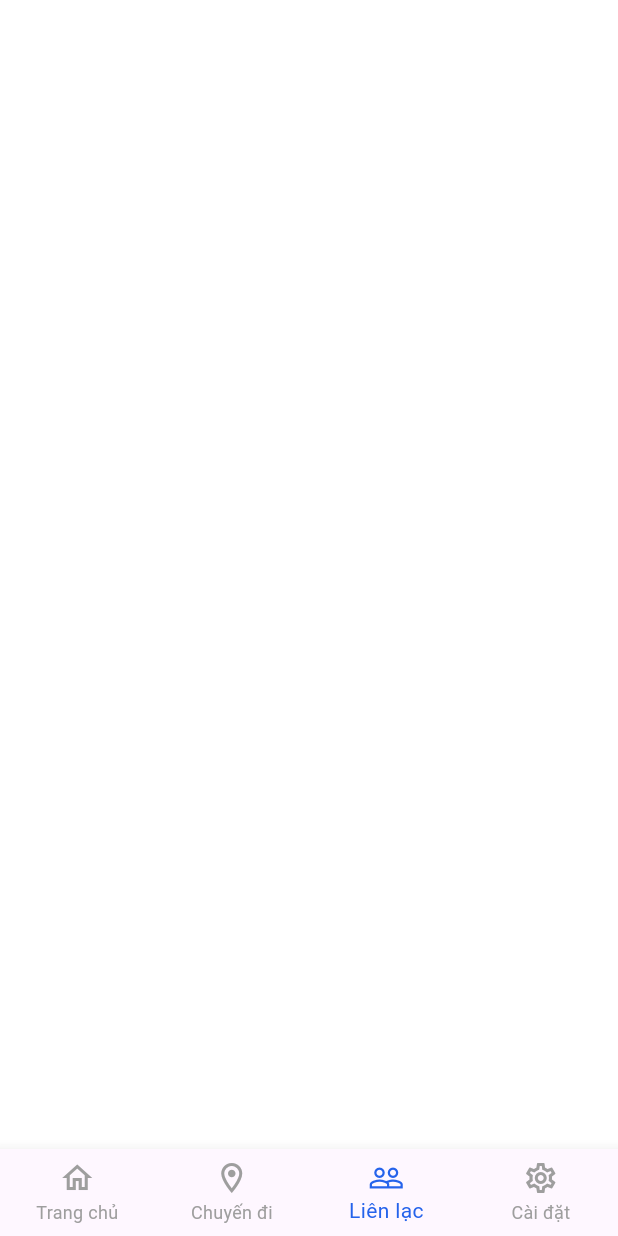
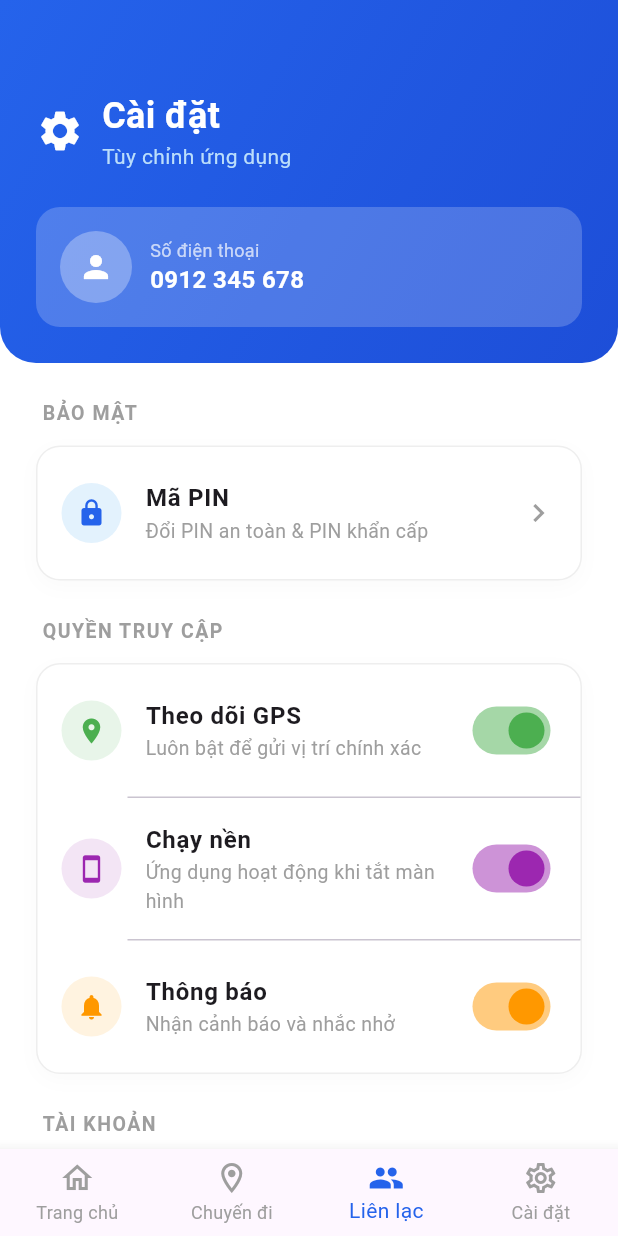
Before and after one commit to tthanh2004/LapTrinhAndroid, a Flutter app: the MobileScreen screen opened directly, item 3 of the bottom bar chosen, on a phone screen of 412 x 824 dp. Run offline on Flutter 3.47's test engine with Material 3 defaults, Android fonts, the phone set to English and light mode, and no system bars.

Commit message:
Man hinh cai dat

```diff
--- a/vesiao_safetrek/lib/screens/mobile/mobile_screen.dart
+++ b/vesiao_safetrek/lib/screens/mobile/mobile_screen.dart
@@ -1,7 +1,10 @@
 import 'package:flutter/material.dart';
 import '../../common/constants.dart';
+
 import 'home/home_tab.dart';
 import 'trip/trip_tab.dart';
+import 'settings/settings_tab.dart';
+
 class MobileScreen extends StatefulWidget {
   const MobileScreen({super.key});
 
@@ -12,19 +15,26 @@ class MobileScreen extends StatefulWidget {
 class _MobileScreenState extends State<MobileScreen> {
   int _currentIndex = 0;
 
-  final List<Widget> _tabs = [
-    const HomeTab(),
-    const TripTab(),
-  ];
+  late final List<Widget> _tabs;
+
+  @override
+  void initState() {
+    super.initState();
+    _tabs = [
+      HomeTab(
+        onGoToTripSetup: () => setState(() => _currentIndex = 1),
+        onGoToContacts: () => setState(() => _currentIndex = 2),
+      ),
+      const TripTab(),
+      const SettingsTab(),
+    ];
+  }
 
   @override
   Widget build(BuildContext context) {
     return Scaffold(
       backgroundColor: Colors.white,
-      body: IndexedStack(
-        index: _currentIndex,
-        children: _tabs,
-      ),
+      body: IndexedStack(index: _currentIndex, children: _tabs),
       bottomNavigationBar: BottomNavigationBar(
         currentIndex: _currentIndex,
         onTap: (index) => setState(() => _currentIndex = index),
@@ -33,10 +43,26 @@ class _MobileScreenState extends State<MobileScreen> {
         unselectedItemColor: Colors.grey,
         showUnselectedLabels: true,
         items: const [
-          BottomNavigationBarItem(icon: Icon(Icons.home_outlined), label: "Trang chủ"),
-          BottomNavigationBarItem(icon: Icon(Icons.location_on_outlined), label: "Chuyến đi"),
-          BottomNavigationBarItem(icon: Icon(Icons.people_outline), label: "Liên lạc"),
-          BottomNavigationBarItem(icon: Icon(Icons.settings_outlined), label: "Cài đặt"),
+          BottomNavigationBarItem(
+            icon: Icon(Icons.home_outlined),
+            activeIcon: Icon(Icons.home),
+            label: "Trang chủ",
+          ),
+          BottomNavigationBarItem(
+            icon: Icon(Icons.location_on_outlined),
+            activeIcon: Icon(Icons.location_on),
+            label: "Chuyến đi",
+          ),
+          BottomNavigationBarItem(
+            icon: Icon(Icons.people_outline),
+            activeIcon: Icon(Icons.people),
+            label: "Liên lạc",
+          ),
+          BottomNavigationBarItem(
+            icon: Icon(Icons.settings_outlined),
+            activeIcon: Icon(Icons.settings),
+            label: "Cài đặt",
+          ),
         ],
       ),
     );
--- a/vesiao_safetrek/lib/screens/mobile/settings/settings_tab.dart
+++ b/vesiao_safetrek/lib/screens/mobile/settings/settings_tab.dart
@@ -0,0 +1,585 @@
+import 'package:flutter/material.dart';
+import '../../../common/constants.dart';
+import '../auth/login_screen.dart';
+
+class SettingsTab extends StatefulWidget {
+  const SettingsTab({super.key});
+
+  @override
+  State<SettingsTab> createState() => _SettingsTabState();
+}
+
+class _SettingsTabState extends State<SettingsTab> {
+  bool _gpsTracking = true;
+  bool _backgroundMode = true;
+  bool _notifications = true;
+  final String _userPhone = "0912 345 678";
+
+  // --- XỬ LÝ LOGOUT ---
+  void _handleLogout() {
+    showDialog(
+      context: context,
+      builder: (context) => AlertDialog(
+        title: const Text("Đăng xuất"),
+        content: const Text("Bạn có chắc chắn muốn đăng xuất không?"),
+        actions: [
+          TextButton(
+            onPressed: () => Navigator.pop(context),
+            child: const Text("Hủy", style: TextStyle(color: Colors.grey)),
+          ),
+          TextButton(
+            onPressed: () {
+              Navigator.pop(context); // Đóng Dialog trước
+
+              // LOGIC ĐĂNG XUẤT:
+              // 1. Xóa token/data (Sau này làm)
+              // 2. Chuyển hướng về màn hình Login và xóa hết lịch sử cũ
+              Navigator.of(context).pushAndRemoveUntil(
+                MaterialPageRoute(builder: (context) => const LoginScreen()),
+                (route) => false, // Xóa sạch stack để không back lại được
+              );
+            },
+            child: const Text("Đăng xuất", style: TextStyle(color: Colors.red)),
+          ),
+        ],
+      ),
+    );
+  }
+
+  void _showPinModal() {
+    showModalBottomSheet(
+      context: context,
+      isScrollControlled: true,
+      backgroundColor: Colors.transparent,
+      builder: (context) => Container(
+        height: MediaQuery.of(context).size.height * 0.85,
+        decoration: const BoxDecoration(
+          color: Colors.white,
+          borderRadius: BorderRadius.vertical(top: Radius.circular(20)),
+        ),
+        padding: const EdgeInsets.all(24),
+        child: Column(
+          crossAxisAlignment: CrossAxisAlignment.start,
+          children: [
+            Center(
+              child: Container(
+                width: 40,
+                height: 4,
+                decoration: BoxDecoration(
+                  color: Colors.grey[300],
+                  borderRadius: BorderRadius.circular(2),
+                ),
+              ),
+            ),
+            const SizedBox(height: 20),
+            const Text(
+              "Cài đặt mã PIN",
+              style: TextStyle(fontSize: 20, fontWeight: FontWeight.bold),
+            ),
+            const SizedBox(height: 20),
+
+            // Safe PIN
+            Container(
+              padding: const EdgeInsets.all(16),
+              decoration: BoxDecoration(
+                color: Colors.blue[50],
+                borderRadius: BorderRadius.circular(12),
+                border: Border.all(color: Colors.blue.shade200),
+              ),
+              child: Column(
+                crossAxisAlignment: CrossAxisAlignment.start,
+                children: [
+                  Row(
+                    children: const [
+                      Icon(Icons.lock, size: 16, color: kPrimaryColor),
+                      SizedBox(width: 8),
+                      Text(
+                        "Mã PIN an toàn",
+                        style: TextStyle(
+                          fontWeight: FontWeight.bold,
+                          color: Color(0xFF1E3A8A),
+                        ),
+                      ),
+                    ],
+                  ),
+                  const SizedBox(height: 8),
+                  const Text(
+                    "Nhập mã này khi bạn đã đến nơi an toàn để tắt hẹn giờ",
+                    style: TextStyle(fontSize: 12, color: Color(0xFF1E40AF)),
+                  ),
+                  const SizedBox(height: 12),
+                  TextField(
+                    keyboardType: TextInputType.number,
+                    obscureText: true,
+                    maxLength: 4,
+                    decoration: InputDecoration(
+                      hintText: "Nhập 4 chữ số",
+                      filled: true,
+                      fillColor: Colors.white,
+                      counterText: "",
+                      border: OutlineInputBorder(
+                        borderRadius: BorderRadius.circular(8),
+                        borderSide: BorderSide(color: Colors.blue.shade200),
+                      ),
+                      enabledBorder: OutlineInputBorder(
+                        borderRadius: BorderRadius.circular(8),
+                        borderSide: BorderSide(color: Colors.blue.shade200),
+                      ),
+                      contentPadding: const EdgeInsets.symmetric(
+                        horizontal: 16,
+                        vertical: 14,
+                      ),
+                    ),
+                  ),
+                ],
+              ),
+            ),
+            const SizedBox(height: 16),
+
+            // Duress PIN
+            Container(
+              padding: const EdgeInsets.all(16),
+              decoration: BoxDecoration(
+                color: const Color(0xFFFEF2F2),
+                borderRadius: BorderRadius.circular(12),
+                border: Border.all(color: Colors.red.shade200),
+              ),
+              child: Column(
+                crossAxisAlignment: CrossAxisAlignment.start,
+                children: [
+                  Row(
+                    children: const [
+                      Icon(
+                        Icons.warning_amber_rounded,
+                        size: 16,
+                        color: kDangerColor,
+                      ),
+                      SizedBox(width: 8),
+                      Text(
+                        "Mã PIN khẩn cấp (Duress PIN)",
+                        style: TextStyle(
+                          fontWeight: FontWeight.bold,
+                          color: Color(0xFF7F1D1D),
+                        ),
+                      ),
+                    ],
+                  ),
+                  const SizedBox(height: 8),
+                  const Text(
+                    "Nếu bị ép buộc tắt ứng dụng, nhập mã này để gửi cảnh báo ngầm",
+                    style: TextStyle(fontSize: 12, color: Color(0xFF991B1B)),
+                  ),
+                  const SizedBox(height: 12),
+                  TextField(
+                    keyboardType: TextInputType.number,
+                    obscureText: true,
+                    maxLength: 4,
+                    decoration: InputDecoration(
+                      hintText: "Nhập 4 chữ số khác",
+                      filled: true,
+                      fillColor: Colors.white,
+                      counterText: "",
+                      border: OutlineInputBorder(
+                        borderRadius: BorderRadius.circular(8),
+                        borderSide: BorderSide(color: Colors.red.shade200),
+                      ),
+                      enabledBorder: OutlineInputBorder(
+                        borderRadius: BorderRadius.circular(8),
+                        borderSide: BorderSide(color: Colors.red.shade200),
+                      ),
+                      contentPadding: const EdgeInsets.symmetric(
+                        horizontal: 16,
+                        vertical: 14,
+                      ),
+                    ),
+                  ),
+                ],
+              ),
+            ),
+            const Spacer(),
+
+            SizedBox(
+              width: double.infinity,
+              height: 50,
+              child: ElevatedButton(
+                onPressed: () => Navigator.pop(context),
+                style: ElevatedButton.styleFrom(
+                  backgroundColor: kPrimaryColor,
+                  foregroundColor: Colors.white,
+                  shape: RoundedRectangleBorder(
+                    borderRadius: BorderRadius.circular(12),
+                  ),
+                ),
+                child: const Text(
+                  "Lưu thay đổi",
+                  style: TextStyle(fontSize: 16, fontWeight: FontWeight.bold),
+                ),
+              ),
+            ),
+            const SizedBox(height: 12),
+            SizedBox(
+              width: double.infinity,
+              height: 50,
+              child: TextButton(
+                onPressed: () => Navigator.pop(context),
+                child: const Text(
+                  "Hủy",
+                  style: TextStyle(color: Colors.grey, fontSize: 16),
+                ),
+              ),
+            ),
+            const SizedBox(height: 20),
+          ],
+        ),
+      ),
+    );
+  }
+
+  @override
+  Widget build(BuildContext context) {
+    return Column(
+      children: [
+        // Header Gradient
+        Container(
+          padding: const EdgeInsets.fromLTRB(24, 60, 24, 24),
+          decoration: const BoxDecoration(
+            gradient: LinearGradient(
+              begin: Alignment.topLeft,
+              end: Alignment.bottomRight,
+              colors: [Color(0xFF2563EB), Color(0xFF1D4ED8)],
+            ),
+            borderRadius: BorderRadius.vertical(bottom: Radius.circular(24)),
+          ),
+          child: Column(
+            children: [
+              Row(
+                children: [
+                  const Icon(Icons.settings, color: Colors.white, size: 32),
+                  const SizedBox(width: 12),
+                  Column(
+                    crossAxisAlignment: CrossAxisAlignment.start,
+                    children: [
+                      const Text(
+                        "Cài đặt",
+                        style: TextStyle(
+                          color: Colors.white,
+                          fontSize: 24,
+                          fontWeight: FontWeight.bold,
+                        ),
+                      ),
+                      Text(
+                        "Tùy chỉnh ứng dụng",
+                        style: TextStyle(color: Colors.blue[100], fontSize: 14),
+                      ),
+                    ],
+                  ),
+                ],
+              ),
+              const SizedBox(height: 24),
+              // User Info
+              Container(
+                padding: const EdgeInsets.all(16),
+                decoration: BoxDecoration(
+                  color: Colors.white.withOpacity(0.2),
+                  borderRadius: BorderRadius.circular(16),
+                ),
+                child: Row(
+                  children: [
+                    Container(
+                      width: 48,
+                      height: 48,
+                      decoration: BoxDecoration(
+                        color: Colors.white.withOpacity(0.3),
+                        shape: BoxShape.circle,
+                      ),
+                      child: const Icon(Icons.person, color: Colors.white),
+                    ),
+                    const SizedBox(width: 12),
+                    Column(
+                      crossAxisAlignment: CrossAxisAlignment.start,
+                      children: [
+                        const Text(
+                          "Số điện thoại",
+                          style: TextStyle(color: Colors.white70, fontSize: 12),
+                        ),
+                        Text(
+                          _userPhone,
+                          style: const TextStyle(
+                            color: Colors.white,
+                            fontSize: 16,
+                            fontWeight: FontWeight.bold,
+                          ),
+                        ),
+                      ],
+                    ),
+                  ],
+                ),
+              ),
+            ],
+          ),
+        ),
+
+        Expanded(
+          child: ListView(
+            padding: const EdgeInsets.all(24),
+            children: [
+              _buildSectionTitle("Bảo mật"),
+              Container(
+                decoration: _boxDecoration(),
+                child: _buildTile(
+                  icon: Icons.lock,
+                  iconColor: kPrimaryColor,
+                  bgColor: Colors.blue[50]!,
+                  title: "Mã PIN",
+                  subtitle: "Đổi PIN an toàn & PIN khẩn cấp",
+                  onTap: _showPinModal,
+                  showArrow: true,
+                ),
+              ),
+              const SizedBox(height: 24),
+
+              _buildSectionTitle("Quyền truy cập"),
+              Container(
+                decoration: _boxDecoration(),
+                child: Column(
+                  children: [
+                    _buildSwitchTile(
+                      icon: Icons.location_on,
+                      iconColor: Colors.green,
+                      bgColor: Colors.green[50]!,
+                      title: "Theo dõi GPS",
+                      subtitle: "Luôn bật để gửi vị trí chính xác",
+                      value: _gpsTracking,
+                      onChanged: (v) => setState(() => _gpsTracking = v),
+                    ),
+                    const Divider(height: 1, indent: 60),
+                    _buildSwitchTile(
+                      icon: Icons.smartphone,
+                      iconColor: Colors.purple,
+                      bgColor: Colors.purple[50]!,
+                      title: "Chạy nền",
+                      subtitle: "Ứng dụng hoạt động khi tắt màn hình",
+                      value: _backgroundMode,
+                      onChanged: (v) => setState(() => _backgroundMode = v),
+                    ),
+                    const Divider(height: 1, indent: 60),
+                    _buildSwitchTile(
+                      icon: Icons.notifications,
+                      iconColor: Colors.orange,
+                      bgColor: Colors.orange[50]!,
+                      title: "Thông báo",
+                      subtitle: "Nhận cảnh báo và nhắc nhở",
+                      value: _notifications,
+                      onChanged: (v) => setState(() => _notifications = v),
+                    ),
+                  ],
+                ),
+              ),
+              const SizedBox(height: 24),
+
+              _buildSectionTitle("Tài khoản"),
+              Container(
+                decoration: _boxDecoration(),
+                child: ListTile(
+                  onTap: _handleLogout, // Gọi hàm logout ở đây
+                  contentPadding: const EdgeInsets.symmetric(
+                    horizontal: 16,
+                    vertical: 8,
+                  ),
+                  leading: Container(
+                    width: 40,
+                    height: 40,
+                    decoration: BoxDecoration(
+                      color: Colors.red[50],
+                      shape: BoxShape.circle,
+                    ),
+                    child: const Icon(
+                      Icons.logout,
+                      color: kDangerColor,
+                      size: 20,
+                    ),
+                  ),
+                  title: const Text(
+                    "Đăng xuất",
+                    style: TextStyle(
+                      fontWeight: FontWeight.bold,
+                      color: kDangerColor,
+                    ),
+                  ),
+                  subtitle: const Text(
+                    "Thoát khỏi tài khoản",
+                    style: TextStyle(color: Colors.grey, fontSize: 13),
+                  ),
+                ),
+              ),
+              const SizedBox(height: 24),
+
+              // Info & Warning (Giữ nguyên như cũ)
+              _buildSectionTitle("Thông tin"),
+              Container(
+                decoration: _boxDecoration(),
+                child: Column(
+                  children: [
+                    _buildTile(
+                      icon: Icons.shield,
+                      iconColor: kPrimaryColor,
+                      bgColor: Colors.blue[50]!,
+                      title: "Hướng dẫn sử dụng",
+                      subtitle: "Cách sử dụng SafeTrek",
+                      onTap: () {},
+                      showArrow: true,
+                    ),
+                    const Divider(height: 1, indent: 60),
+                    Padding(
+                      padding: const EdgeInsets.all(16.0),
+                      child: Row(
+                        mainAxisAlignment: MainAxisAlignment.spaceBetween,
+                        children: const [
+                          Text(
+                            "Phiên bản",
+                            style: TextStyle(fontWeight: FontWeight.bold),
+                          ),
+                          Text(
+                            "1.0.0 (Build 100)",
+                            style: TextStyle(color: Colors.grey),
+                          ),
+                        ],
+                      ),
+                    ),
+                  ],
+                ),
+              ),
+              const SizedBox(height: 24),
+              Container(
+                padding: const EdgeInsets.all(16),
+                decoration: BoxDecoration(
+                  color: Colors.orange[50],
+                  borderRadius: BorderRadius.circular(12),
+                  border: Border.all(color: Colors.orange.shade200),
+                ),
+                child: Row(
+                  crossAxisAlignment: CrossAxisAlignment.start,
+                  children: [
+                    Icon(
+                      Icons.warning_amber,
+                      color: Colors.orange[800],
+                      size: 20,
+                    ),
+                    const SizedBox(width: 12),
+                    Expanded(
+                      child: Column(
+                        crossAxisAlignment: CrossAxisAlignment.start,
+                        children: [
+                          Text(
+                            "Lưu ý quan trọng",
+                            style: TextStyle(
+                              fontWeight: FontWeight.bold,
+                              color: Colors.orange[900],
+                            ),
+                          ),
+                          const SizedBox(height: 4),
+                          Text(
+                            "SafeTrek không thay thế các dịch vụ khẩn cấp (113, 114, 115). Trong tình huống khẩn cấp thực sự, hãy gọi cảnh sát ngay lập tức.",
+                            style: TextStyle(
+                              color: Colors.orange[800],
+                              fontSize: 13,
+                            ),
+                          ),
+                        ],
+                      ),
+                    ),
+                  ],
+                ),
+              ),
+              const SizedBox(height: 24),
+            ],
+          ),
+        ),
+      ],
+    );
+  }
+
+  // --- HELPER WIDGETS ---
+  BoxDecoration _boxDecoration() => BoxDecoration(
+    color: Colors.white,
+    borderRadius: BorderRadius.circular(16),
+    border: Border.all(color: Colors.grey.shade200),
+    boxShadow: [
+      BoxShadow(
+        color: Colors.black.withOpacity(0.02),
+        blurRadius: 10,
+        offset: const Offset(0, 4),
+      ),
+    ],
+  );
+  Widget _buildSectionTitle(String title) => Padding(
+    padding: const EdgeInsets.only(bottom: 12, left: 4),
+    child: Text(
+      title.toUpperCase(),
+      style: const TextStyle(
+        color: Colors.grey,
+        fontWeight: FontWeight.bold,
+        fontSize: 13,
+        letterSpacing: 1.0,
+      ),
+    ),
+  );
+  Widget _buildTile({
+    required IconData icon,
+    required Color iconColor,
+    required Color bgColor,
+    required String title,
+    required String subtitle,
+    required VoidCallback onTap,
+    bool showArrow = false,
+  }) {
+    return ListTile(
+      onTap: onTap,
+      contentPadding: const EdgeInsets.symmetric(horizontal: 16, vertical: 8),
+      leading: Container(
+        width: 40,
+        height: 40,
+        decoration: BoxDecoration(color: bgColor, shape: BoxShape.circle),
+        child: Icon(icon, color: iconColor, size: 20),
+      ),
+      title: Text(title, style: const TextStyle(fontWeight: FontWeight.bold)),
+      subtitle: Text(
+        subtitle,
+        style: const TextStyle(color: Colors.grey, fontSize: 13),
+      ),
+      trailing: showArrow
+          ? const Icon(Icons.chevron_right, color: Colors.grey)
+          : null,
+    );
+  }
+
+  Widget _buildSwitchTile({
+    required IconData icon,
+    required Color iconColor,
+    required Color bgColor,
+    required String title,
+    required String subtitle,
+    required bool value,
+    required Function(bool) onChanged,
+  }) {
+    return ListTile(
+      contentPadding: const EdgeInsets.symmetric(horizontal: 16, vertical: 8),
+      leading: Container(
+        width: 40,
+        height: 40,
+        decoration: BoxDecoration(color: bgColor, shape: BoxShape.circle),
+        child: Icon(icon, color: iconColor, size: 20),
+      ),
+      title: Text(title, style: const TextStyle(fontWeight: FontWeight.bold)),
+      subtitle: Text(
+        subtitle,
+        style: const TextStyle(color: Colors.grey, fontSize: 13),
+      ),
+      trailing: Switch(
+        value: value,
+        onChanged: onChanged,
+        activeColor: iconColor,
+      ),
+    );
+  }
+}
```
